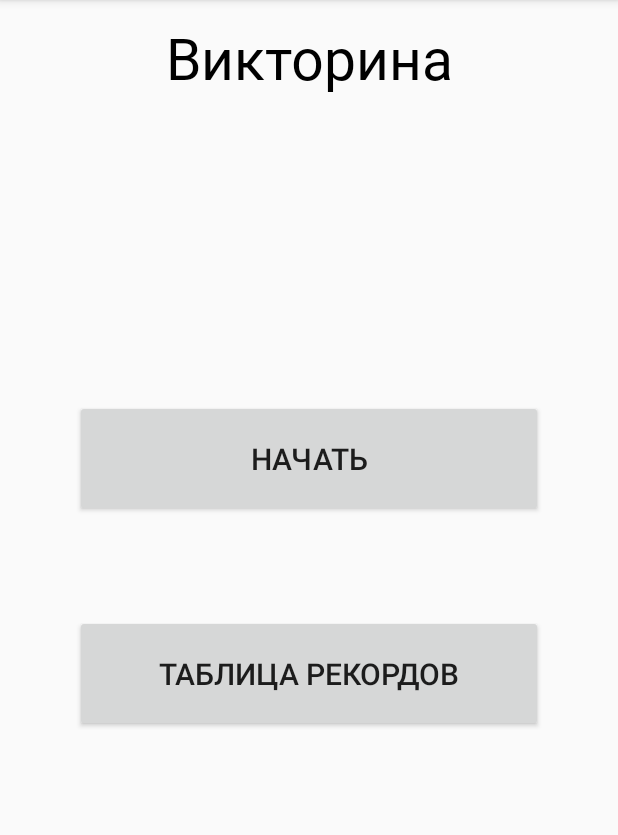
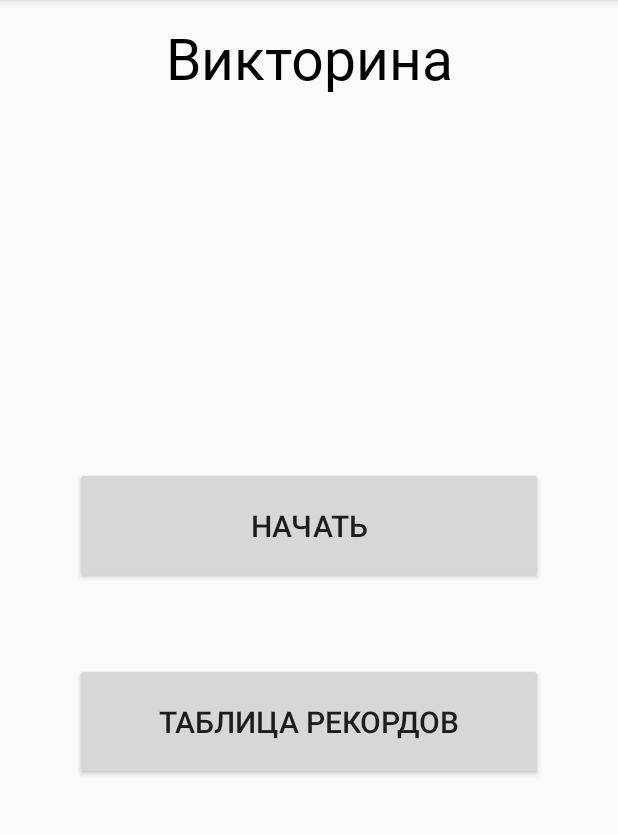
Before and after one commit to Parocq/QuizApp, an Android app: the screen it shows after launch (MainActivity), on a phone screen of 412 x 824 dp, the part 84-919 px from its top. Run offline under Robolectric (Android 15) with nearby library versions, the phone set to English and light mode, and no system bars; our stand-ins replace AdMob, Firebase (no records; nobody signed in at launch, a user with empty details on screens opened directly); pictures from the network do not load.

Commit message:
Fixed layouts. Ad on MainActivity commented. Internet connection check added.

```diff
--- a/app/build.gradle
+++ b/app/build.gradle
@@ -54,6 +54,9 @@ dependencies {
     implementation 'com.squareup.picasso:picasso:2.71828'
     implementation "androidx.core:core-ktx:+"
     implementation "org.jetbrains.kotlin:kotlin-stdlib-jdk7:$kotlin_version"
+
+    //ad
+    implementation 'com.google.android.gms:play-services-ads:19.4.0'
 }
 repositories {
     mavenCentral()
--- a/app/src/main/AndroidManifest.xml
+++ b/app/src/main/AndroidManifest.xml
@@ -16,6 +16,11 @@
                 <category android:name="android.intent.category.LAUNCHER" />
             </intent-filter>
         </activity>
+
+        <meta-data
+            android:name="com.google.android.gms.ads.APPLICATION_ID"
+            android:value="ca-app-pub-5303222102711101~9643728214"/>
+
     </application>
 
 </manifest>
--- a/app/src/main/java/com/bsuir/german/quizapp/activity/MainActivity.java
+++ b/app/src/main/java/com/bsuir/german/quizapp/activity/MainActivity.java
@@ -6,9 +6,11 @@ import androidx.appcompat.app.AppCompatActivity;
 import androidx.fragment.app.FragmentTransaction;
 
 import android.annotation.SuppressLint;
+import android.content.Context;
 import android.content.pm.ActivityInfo;
 import android.database.sqlite.SQLiteDatabase;
 import android.database.sqlite.SQLiteException;
+import android.net.ConnectivityManager;
 import android.os.Bundle;
 import android.util.Log;
 import android.view.Menu;
@@ -24,6 +26,11 @@ import com.bsuir.german.quizapp.entity.Question;
 import com.bsuir.german.quizapp.entity.Record;
 import com.bsuir.german.quizapp.fragment.MenuBannerFragment;
 import com.bsuir.german.quizapp.fragment.MenuFragment;
+import com.google.android.gms.ads.AdRequest;
+import com.google.android.gms.ads.AdView;
+import com.google.android.gms.ads.MobileAds;
+import com.google.android.gms.ads.initialization.InitializationStatus;
+import com.google.android.gms.ads.initialization.OnInitializationCompleteListener;
 import com.google.firebase.FirebaseApp;
 import com.google.firebase.database.DatabaseReference;
 
@@ -43,6 +50,7 @@ public class MainActivity extends AppCompatActivity {
         setContentView(R.layout.activity_main);
         setRequestedOrientation(ActivityInfo.SCREEN_ORIENTATION_PORTRAIT);
 
+        if (isOnline()) {
             MenuFragment menuFrag = new MenuFragment();
             MenuBannerFragment banner = new MenuBannerFragment();
 
@@ -54,6 +62,9 @@ public class MainActivity extends AppCompatActivity {
             FirebaseApp.initializeApp(this);
             FirebaseInstance.extractQuestionsFromFirebase();
             FirebaseInstance.extractRecordsFromFirebase();
+        } else {
+            Toast.makeText(this,"Необходимо подключение к интернету\nПерезапустите приложение при включенном интернете", Toast.LENGTH_LONG).show();
+        }
 
 //        DBHelper dbHelper = new DBHelper(this);
 //        try {
@@ -63,6 +74,18 @@ public class MainActivity extends AppCompatActivity {
 //            toast.show();
 //        }
 
+        MobileAds.initialize(this, new OnInitializationCompleteListener() {
+            @Override
+            public void onInitializationComplete(InitializationStatus initializationStatus) {
+            }
+        });
+
+//        AdView adView = findViewById(R.id.adView);
+//
+//        AdRequest adRequest = new AdRequest.Builder()
+//                .addTestDevice(AdRequest.DEVICE_ID_EMULATOR)
+//                .build();
+//        adView.loadAd(adRequest);
     }
 
     public boolean onCreateOptionsMenu(Menu menu) {
@@ -75,4 +98,14 @@ public class MainActivity extends AppCompatActivity {
         FirebaseInstance.extractRecordsFromFirebase();
         return super.onOptionsItemSelected(item);
     }
+
+    protected boolean isOnline() {
+        String cs = Context.CONNECTIVITY_SERVICE;
+        ConnectivityManager cm = (ConnectivityManager) getSystemService(cs);
+        if (cm.getActiveNetworkInfo() == null) {
+            return false;
+        } else {
+            return true;
         }
+    }
+}
--- a/app/src/main/res/layout-hdpi/fragment_menu.xml
+++ b/app/src/main/res/layout-hdpi/fragment_menu.xml
@@ -7,6 +7,7 @@
     tools:context=".fragment.MenuFragment">
 
     <!-- TODO: Update blank fragment layout -->
+
 
     <Button
         android:id="@+id/play"
@@ -19,16 +20,16 @@
         android:textSize="20sp"
         app:layout_constraintBottom_toTopOf="@+id/records"
         app:layout_constraintEnd_toEndOf="parent"
-        app:layout_constraintHorizontal_bias="0.0"
+        app:layout_constraintHorizontal_bias="1.0"
         app:layout_constraintStart_toStartOf="parent"
         app:layout_constraintTop_toTopOf="parent"
-        app:layout_constraintVertical_bias="0.743" />
+        app:layout_constraintVertical_bias="0.816" />
 
     <Button
         android:id="@+id/records"
         android:layout_width="0dp"
         android:layout_height="wrap_content"
-        android:layout_marginBottom="280dp"
+        android:layout_marginBottom="248dp"
         android:paddingVertical="25dp"
         android:text="@string/records"
         android:textSize="20sp"
@@ -41,7 +42,7 @@
         android:id="@+id/buttonSimleLevel"
         android:layout_width="308dp"
         android:layout_height="58dp"
-        android:layout_marginBottom="64dp"
+        android:layout_marginBottom="40dp"
         android:background="@color/colorEasy"
         android:clickable="false"
         android:text="@string/simple"
@@ -49,14 +50,14 @@
         android:visibility="invisible"
         app:layout_constraintBottom_toTopOf="@+id/buttonMediumLevel"
         app:layout_constraintEnd_toEndOf="@+id/buttonMediumLevel"
-        app:layout_constraintHorizontal_bias="0.0"
+        app:layout_constraintHorizontal_bias="1.0"
         app:layout_constraintStart_toStartOf="@+id/buttonMediumLevel" />
 
     <Button
         android:id="@+id/buttonMediumLevel"
         android:layout_width="308dp"
         android:layout_height="58dp"
-        android:layout_marginBottom="56dp"
+        android:layout_marginBottom="44dp"
         android:background="@color/colorMedium"
         android:clickable="false"
         android:text="@string/medium"
@@ -64,13 +65,14 @@
         android:visibility="invisible"
         app:layout_constraintBottom_toTopOf="@+id/buttonHardLevel"
         app:layout_constraintEnd_toEndOf="@+id/play"
+        app:layout_constraintHorizontal_bias="0.527"
         app:layout_constraintStart_toStartOf="@+id/play" />
 
     <Button
         android:id="@+id/buttonHardLevel"
         android:layout_width="308dp"
         android:layout_height="58dp"
-        android:layout_marginBottom="56dp"
+        android:layout_marginBottom="40dp"
         android:background="@color/colorHard"
         android:clickable="false"
         android:text="@string/hard"
@@ -78,14 +80,13 @@
         android:visibility="invisible"
         app:layout_constraintBottom_toTopOf="@+id/buttonRandomLevel"
         app:layout_constraintEnd_toEndOf="@+id/play"
-        app:layout_constraintHorizontal_bias="0.527"
         app:layout_constraintStart_toStartOf="@+id/play" />
 
     <Button
         android:id="@+id/buttonRandomLevel"
         android:layout_width="308dp"
         android:layout_height="58dp"
-        android:layout_marginBottom="64dp"
+        android:layout_marginBottom="36dp"
         android:background="@color/colorRandom"
         android:clickable="false"
         android:text="@string/random"
--- a/app/src/main/res/layout-xhdpi/fragment_menu.xml
+++ b/app/src/main/res/layout-xhdpi/fragment_menu.xml
@@ -28,7 +28,7 @@
         android:id="@+id/records"
         android:layout_width="0dp"
         android:layout_height="wrap_content"
-        android:layout_marginBottom="280dp"
+        android:layout_marginBottom="132dp"
         android:paddingVertical="20dp"
         android:text="@string/records"
         android:textSize="20sp"
@@ -41,7 +41,7 @@
         android:id="@+id/buttonSimleLevel"
         android:layout_width="308dp"
         android:layout_height="58dp"
-        android:layout_marginBottom="64dp"
+        android:layout_marginBottom="16dp"
         android:background="@color/colorEasy"
         android:clickable="false"
         android:text="@string/simple"
@@ -56,7 +56,7 @@
         android:id="@+id/buttonMediumLevel"
         android:layout_width="308dp"
         android:layout_height="58dp"
-        android:layout_marginBottom="56dp"
+        android:layout_marginBottom="16dp"
         android:background="@color/colorMedium"
         android:clickable="false"
         android:text="@string/medium"
@@ -64,13 +64,14 @@
         android:visibility="invisible"
         app:layout_constraintBottom_toTopOf="@+id/buttonHardLevel"
         app:layout_constraintEnd_toEndOf="@+id/play"
+        app:layout_constraintHorizontal_bias="0.52"
         app:layout_constraintStart_toStartOf="@+id/play" />
 
     <Button
         android:id="@+id/buttonHardLevel"
         android:layout_width="308dp"
         android:layout_height="58dp"
-        android:layout_marginBottom="56dp"
+        android:layout_marginBottom="24dp"
         android:background="@color/colorHard"
         android:clickable="false"
         android:text="@string/hard"
@@ -78,14 +79,14 @@
         android:visibility="invisible"
         app:layout_constraintBottom_toTopOf="@+id/buttonRandomLevel"
         app:layout_constraintEnd_toEndOf="@+id/play"
-        app:layout_constraintHorizontal_bias="0.527"
+        app:layout_constraintHorizontal_bias="0.52"
         app:layout_constraintStart_toStartOf="@+id/play" />
 
     <Button
         android:id="@+id/buttonRandomLevel"
         android:layout_width="308dp"
         android:layout_height="58dp"
-        android:layout_marginBottom="64dp"
+        android:layout_marginBottom="20dp"
         android:background="@color/colorRandom"
         android:clickable="false"
         android:text="@string/random"
@@ -93,20 +94,20 @@
         android:visibility="invisible"
         app:layout_constraintBottom_toTopOf="@+id/buttonBack"
         app:layout_constraintEnd_toEndOf="@+id/play"
-        app:layout_constraintHorizontal_bias="0.527"
         app:layout_constraintStart_toStartOf="@+id/play" />
 
     <Button
         android:id="@+id/buttonBack"
         android:layout_width="308dp"
         android:layout_height="58dp"
-        android:layout_marginBottom="88dp"
+        android:layout_marginBottom="32dp"
         android:clickable="false"
         android:text="@string/back"
         android:textSize="20sp"
         android:visibility="invisible"
         app:layout_constraintBottom_toBottomOf="parent"
         app:layout_constraintEnd_toEndOf="@+id/play"
+        app:layout_constraintHorizontal_bias="0.52"
         app:layout_constraintStart_toStartOf="@+id/play" />
 
     <TextView
@@ -122,9 +123,9 @@
         android:visibility="invisible"
         app:layout_constraintBottom_toTopOf="@+id/buttonSimleLevel"
         app:layout_constraintEnd_toEndOf="@+id/buttonSimleLevel"
-        app:layout_constraintHorizontal_bias="0.527"
+        app:layout_constraintHorizontal_bias="0.381"
         app:layout_constraintStart_toStartOf="@+id/buttonSimleLevel"
         app:layout_constraintTop_toTopOf="parent"
-        app:layout_constraintVertical_bias="0.33" />
+        app:layout_constraintVertical_bias="0.568" />
 
 </androidx.constraintlayout.widget.ConstraintLayout>
--- a/app/src/main/res/layout-xxhdpi/fragment_menu.xml
+++ b/app/src/main/res/layout-xxhdpi/fragment_menu.xml
@@ -12,24 +12,24 @@
         android:id="@+id/play"
         android:layout_width="0dp"
         android:layout_height="wrap_content"
-        android:paddingVertical="20dp"
         android:layout_marginStart="50dp"
         android:layout_marginEnd="50dp"
+        android:paddingVertical="20dp"
         android:text="@string/start"
         android:textSize="20sp"
         app:layout_constraintBottom_toTopOf="@+id/records"
         app:layout_constraintEnd_toEndOf="parent"
-        app:layout_constraintHorizontal_bias="0.0"
+        app:layout_constraintHorizontal_bias="1.0"
         app:layout_constraintStart_toStartOf="parent"
         app:layout_constraintTop_toTopOf="parent"
-        app:layout_constraintVertical_bias="0.811" />
+        app:layout_constraintVertical_bias="0.82" />
 
     <Button
         android:id="@+id/records"
         android:layout_width="0dp"
         android:layout_height="wrap_content"
+        android:layout_marginBottom="172dp"
         android:paddingVertical="20dp"
-        android:layout_marginBottom="200dp"
         android:text="@string/records"
         android:textSize="20sp"
         app:layout_constraintBottom_toBottomOf="parent"
@@ -98,7 +98,7 @@
         android:id="@+id/buttonBack"
         android:layout_width="308dp"
         android:layout_height="58dp"
-        android:layout_marginBottom="60dp"
+        android:layout_marginBottom="28dp"
         android:clickable="false"
         android:text="@string/back"
         android:textSize="20sp"
--- a/app/src/main/res/layout-xxxhdpi/fragment_menu.xml
+++ b/app/src/main/res/layout-xxxhdpi/fragment_menu.xml
@@ -28,8 +28,8 @@
         android:id="@+id/records"
         android:layout_width="0dp"
         android:layout_height="wrap_content"
+        android:layout_marginBottom="168dp"
         android:paddingVertical="20dp"
-        android:layout_marginBottom="200dp"
         android:text="@string/records"
         android:textSize="20sp"
         app:layout_constraintBottom_toBottomOf="parent"
@@ -55,15 +55,15 @@
         android:id="@+id/buttonMediumLevel"
         android:layout_width="308dp"
         android:layout_height="58dp"
-        android:layout_marginBottom="30dp"
-        android:textSize="20sp"
+        android:layout_marginBottom="16dp"
+        android:background="@color/colorMedium"
         android:clickable="false"
         android:text="@string/medium"
-        android:background="@color/colorMedium"
+        android:textSize="20sp"
         android:visibility="invisible"
         app:layout_constraintBottom_toTopOf="@+id/buttonHardLevel"
         app:layout_constraintEnd_toEndOf="@+id/play"
-        app:layout_constraintHorizontal_bias="0.524"
+        app:layout_constraintHorizontal_bias="0.0"
         app:layout_constraintStart_toStartOf="@+id/play" />
 
     <Button
@@ -84,27 +84,29 @@
         android:id="@+id/buttonRandomLevel"
         android:layout_width="308dp"
         android:layout_height="58dp"
-        android:layout_marginBottom="30dp"
+        android:layout_marginBottom="28dp"
+        android:background="@color/colorRandom"
         android:clickable="false"
         android:text="@string/random"
-        android:background="@color/colorRandom"
         android:textSize="20sp"
         android:visibility="invisible"
         app:layout_constraintBottom_toTopOf="@+id/buttonBack"
         app:layout_constraintEnd_toEndOf="@+id/play"
+        app:layout_constraintHorizontal_bias="1.0"
         app:layout_constraintStart_toStartOf="@+id/play" />
 
     <Button
         android:id="@+id/buttonBack"
         android:layout_width="308dp"
         android:layout_height="58dp"
-        android:layout_marginBottom="60dp"
+        android:layout_marginBottom="32dp"
         android:clickable="false"
         android:text="@string/back"
         android:textSize="20sp"
         android:visibility="invisible"
         app:layout_constraintBottom_toBottomOf="parent"
         app:layout_constraintEnd_toEndOf="@+id/play"
+        app:layout_constraintHorizontal_bias="1.0"
         app:layout_constraintStart_toStartOf="@+id/play" />
 
     <TextView
--- a/app/src/main/res/layout/activity_main.xml
+++ b/app/src/main/res/layout/activity_main.xml
@@ -12,8 +12,7 @@
         android:id="@+id/topFragment"
         android:layout_width="match_parent"
         android:layout_height="0dp"
-        android:layout_weight="1"
-        android:onClick="click"/>
+        android:layout_weight="1" />
 
     <FrameLayout
         android:id="@+id/mainFragment"
@@ -22,4 +21,15 @@
         android:layout_weight="9">
     </FrameLayout>
 
+    <com.google.android.gms.ads.AdView
+        xmlns:ads="http://schemas.android.com/apk/res-auto"
+        android:id="@+id/adView"
+        android:layout_width="match_parent"
+        android:layout_height="wrap_content"
+        android:layout_centerHorizontal="true"
+        android:layout_alignParentBottom="true"
+        ads:adSize="BANNER"
+        ads:adUnitId="ca-app-pub-3940256099942544/6300978111">
+    </com.google.android.gms.ads.AdView>
+
 </LinearLayout>
--- a/app/src/main/res/layout/fragment_menu.xml
+++ b/app/src/main/res/layout/fragment_menu.xml
@@ -7,6 +7,7 @@
     tools:context=".fragment.MenuFragment">
 
     <!-- TODO: Update blank fragment layout -->
+
 
     <Button
         android:id="@+id/play"
```
Also changed, not shown: app/src/main/java/com/bsuir/german/quizapp/fragment/MenuFragment.java (+34 -0 lines), app/src/main/res/layout/fragment_question_fragment.xml (+19 -3 lines). Lines whose indentation alone changed are shown as unchanged.
